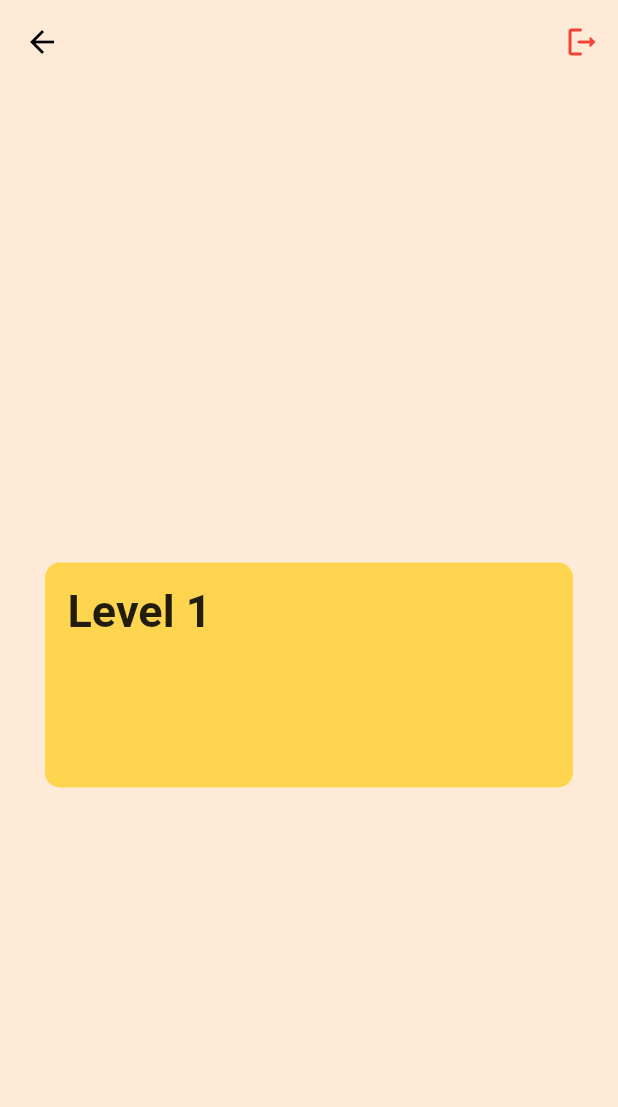
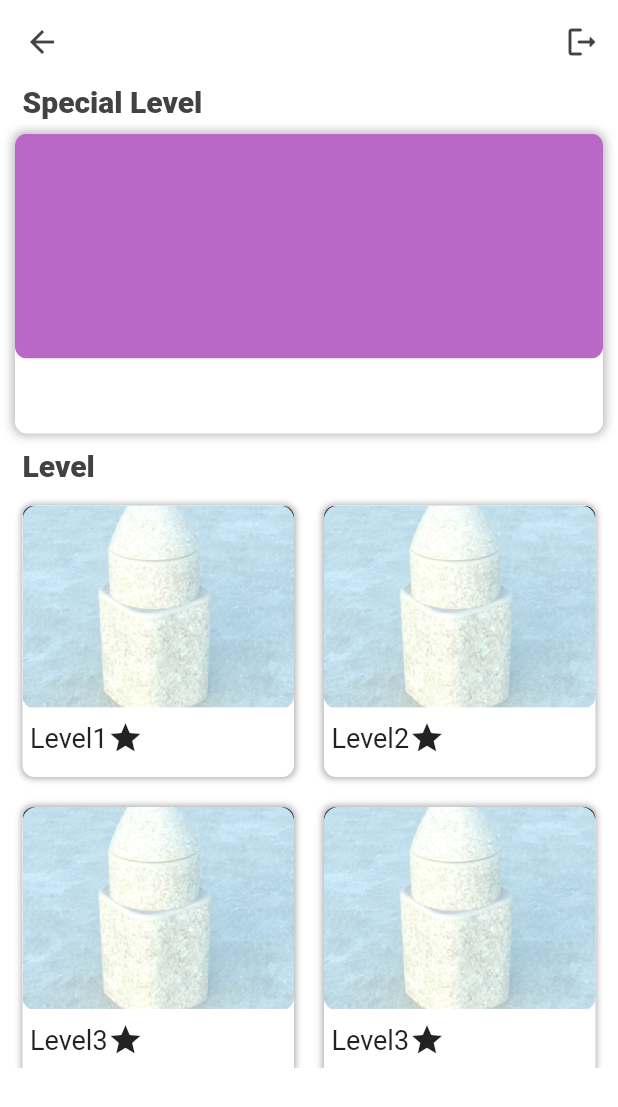
Before and after one commit to Seokjun7074/SandUp, a Flutter app: the ObjectList screen opened by its route, on a phone screen of 412 x 824 dp. Shown: the top 1107 px of the screen. Run offline on Flutter 3.47's test engine with Material 2 defaults, Android fonts, the phone set to English and light mode, and no system bars; our stand-ins replace camera, cloud_firestore, firebase_auth, firebase_core, flutter_rating_bar, flutter_svg and 1 more; missing offline and left inert: flutter_cube, tflite; accounts and stored records are empty; network calls fail.

Commit message:
redesign_gridview

```diff
--- a/analysis_options.yaml
+++ b/analysis_options.yaml
@@ -7,7 +7,7 @@
 
 # The following line activates a set of recommended lints for Flutter apps,
 # packages, and plugins designed to encourage good coding practices.
-include: package:flutter_lints/flutter.yaml
+# include: package:flutter_lints/flutter.yaml
 
 linter:
   # The lint rules applied to this project can be customized in the
@@ -24,6 +24,5 @@ linter:
   rules:
     # avoid_print: false  # Uncomment to disable the `avoid_print` rule
     # prefer_single_quotes: true  # Uncomment to enable the `prefer_single_quotes` rule
-
 # Additional information about this file can be found at
 # https://dart.dev/guides/language/analysis-options
--- a/lib/home.dart
+++ b/lib/home.dart
@@ -9,7 +9,8 @@ class Home extends StatelessWidget {
   @override
   Widget build(BuildContext context) {
     return Scaffold(
-      backgroundColor: Color(0xFFffead7),
+      // backgroundColor: Color(0xFFffead7),
+      backgroundColor: Color(0xFFffffff),
       body: SizedBox(
         width: MediaQuery.of(context).size.width,
         // color: Color(0xFFffead7),
--- a/lib/main.dart
+++ b/lib/main.dart
@@ -33,8 +33,8 @@ class MyApp extends StatelessWidget {
     return MaterialApp(
       title: 'Sand UP',
       theme: ThemeData(
-        primarySwatch: Colors.amber,
-      ),
+          // primaryColor: Colors.white,
+          ),
       initialRoute: "/",
       //라우터는 여기에
       routes: {
--- a/lib/signup.dart
+++ b/lib/signup.dart
@@ -139,7 +139,7 @@ class _LoginSignupScreenState extends State<LoginSignupScreen> {
                                     key: ValueKey(1),
                                     validator: (value) {
                                       if (value!.isEmpty || value.length < 4) {
-                                        return 'Please enter at least 4 characters';
+                                        return '4글자 이상 입력해주세요.';
                                       }
                                       return null;
                                     },
@@ -186,7 +186,7 @@ class _LoginSignupScreenState extends State<LoginSignupScreen> {
                                     validator: (value) {
                                       if (value!.isEmpty ||
                                           !value.contains('@')) {
-                                        return 'Please enter a valid email address.';
+                                        return '이메일 형식이 아닙니다.';
                                       }
                                       return null;
                                     },
@@ -232,7 +232,7 @@ class _LoginSignupScreenState extends State<LoginSignupScreen> {
                                     key: ValueKey(3),
                                     validator: (value) {
                                       if (value!.isEmpty || value.length < 6) {
-                                        return 'Password must be at least 7 characters long.';
+                                        return '7글자 이상 입력해주세요.';
                                       }
                                       return null;
                                     },
@@ -287,7 +287,7 @@ class _LoginSignupScreenState extends State<LoginSignupScreen> {
                                     validator: (value) {
                                       if (value!.isEmpty ||
                                           !value.contains('@')) {
-                                        return 'Please enter a valid email address.';
+                                        return '이메일 형식이 아닙니다.';
                                       }
                                       return null;
                                     },
@@ -333,7 +333,7 @@ class _LoginSignupScreenState extends State<LoginSignupScreen> {
                                     key: ValueKey(5),
                                     validator: (value) {
                                       if (value!.isEmpty || value.length < 6) {
-                                        return 'Password must be at least 7 characters long.';
+                                        return '7글자 이상 입력해주세요.';
                                       }
                                       return null;
                                     },
@@ -455,6 +455,9 @@ class _LoginSignupScreenState extends State<LoginSignupScreen> {
                           }
                         } catch (e) {
                           print(e);
+                          setState(() {
+                            showSpinner = false;
+                          });
                         }
                       }
                     },
--- a/lib/widgets/list.dart
+++ b/lib/widgets/list.dart
@@ -1,9 +1,10 @@
 import 'package:flutter/material.dart';
+import 'package:flutter/rendering.dart';
+import 'listcontent.dart';
 import 'objects.dart';
 import 'dart:async';
-import 'package:flutter/material.dart';
 import 'package:camera/camera.dart';
-
+import 'package:flutter_rating_bar/flutter_rating_bar.dart';
 import 'package:firebase_auth/firebase_auth.dart';
 
 List<CameraDescription>? cameras;
@@ -40,11 +41,12 @@ class _ObjectListState extends State<ObjectList> {
   @override
   Widget build(BuildContext context) {
     return Scaffold(
-      backgroundColor: Color(0xFFffead7),
+      backgroundColor: Color(0xFFFFFFFF),
       appBar: AppBar(
         elevation: 0,
         centerTitle: true,
-        backgroundColor: const Color(0xFFffead7),
+        backgroundColor: Color(0xFFFFFFFF),
+        iconTheme: IconThemeData(color: Colors.grey[800]),
         actions: [
           IconButton(
               onPressed: () {
@@ -53,49 +55,106 @@ class _ObjectListState extends State<ObjectList> {
               },
               icon: Icon(
                 Icons.logout_rounded,
-                color: Colors.red,
+                color: Colors.grey[800],
               ))
         ],
       ),
-      body: SizedBox(
+      body: SingleChildScrollView(
+        child: Column(
+          children: [
+            SizedBox(
               width: MediaQuery.of(context).size.width,
-        height: MediaQuery.of(context).size.height,
               child: Padding(
-          padding: const EdgeInsets.fromLTRB(20, 20, 20, 0),
-          child: Column(
-            mainAxisSize: MainAxisSize.max,
-            mainAxisAlignment: MainAxisAlignment.center,
-            crossAxisAlignment: CrossAxisAlignment.start,
-            children: [
-              //레벨 선택 박스
-              Padding(
-                padding: const EdgeInsets.all(10.0),
-                child: GestureDetector(
-                  onTap: () {
-                    Navigator.pushNamed(context, "/objects");
-                  },
-                  child: Container(
-                    width: MediaQuery.of(context).size.width,
-                    height: 150, //나중에 변경할듯
-                    decoration: BoxDecoration(
-                        borderRadius: BorderRadius.circular(10),
-                        color: Colors.amber[300]),
-                    child: const Padding(
-                      padding: EdgeInsets.all(15),
+                padding: const EdgeInsets.fromLTRB(15, 0, 0, 0),
                 child: Text(
-                        'Level 1',
-                        textAlign: TextAlign.start,
+                  "Special Level",
                   style: TextStyle(
-                            fontSize: 30, fontWeight: FontWeight.bold),
+                      color: Colors.grey[800],
+                      fontSize: 20,
+                      fontWeight: FontWeight.w900),
                 ),
               ),
+            ),
+            Padding(
+              padding: const EdgeInsets.fromLTRB(10, 10, 10, 10),
+              child: Container(
+                decoration: BoxDecoration(
+                  color: Colors.white,
+                  // border: Border.all(width: 1),
+                  borderRadius: BorderRadius.circular(8),
+                  boxShadow: [
+                    BoxShadow(
+                        color: Colors.black.withOpacity(0.3),
+                        blurRadius: 5,
+                        spreadRadius: 1),
+                  ],
+                ),
+                height: 200,
+                width: MediaQuery.of(context).size.width,
+                child: Column(
+                  children: [
+                    ClipRRect(
+                      borderRadius: BorderRadius.circular(8),
+                      child: Container(
+                        height: 150,
+                        color: Colors.purple[300],
+                      ),
+                    )
+                  ],
+                ),
+              ),
+            ),
+            SizedBox(
+              width: MediaQuery.of(context).size.width,
+              child: Padding(
+                padding: const EdgeInsets.fromLTRB(15, 0, 0, 0),
+                child: Text(
+                  "Level",
+                  style: TextStyle(
+                      color: Colors.grey[800],
+                      fontSize: 20,
+                      fontWeight: FontWeight.w900),
+                ),
+              ),
+            ),
+            Padding(
+              padding: const EdgeInsets.fromLTRB(10, 10, 10, 0),
+              child: SizedBox(
+                height: 380,
+                child: GridView(
+                  gridDelegate: SliverGridDelegateWithFixedCrossAxisCount(
+                    crossAxisCount: 2,
+                    mainAxisSpacing: 10,
+                    crossAxisSpacing: 10,
+                  ),
+                  children: [
+                    ListContent(
+                      level: "1",
+                      image: Image.asset("assets/capture/test_img.png"),
+                    ),
+                    ListContent(
+                      level: "2",
+                      image: Image.asset("assets/capture/test_img.png"),
+                    ),
+                    ListContent(
+                      level: "3",
+                      image: Image.asset("assets/capture/test_img.png"),
+                    ),
+                    ListContent(
+                      level: "3",
+                      image: Image.asset("assets/capture/test_img.png"),
+                    ),
+                    ListContent(
+                      level: "3",
+                      image: Image.asset("assets/capture/test_img.png"),
+                    ),
+                  ],
                 ),
               ),
             ),
           ],
         ),
       ),
-      ),
     );
   }
 }
--- /dev/null
+++ b/lib/widgets/listcontent.dart
@@ -0,0 +1,62 @@
+import 'package:flutter/material.dart';
+
+class ListContent extends StatelessWidget {
+  ListContent({Key? key, required this.level, required this.image})
+      : super(key: key);
+
+  // ListContent({required this.level, required this.image});
+  String level = "0";
+  Widget image = Image.asset("assets/capture/test_img.png");
+
+  @override
+  Widget build(BuildContext context) {
+    return Padding(
+      padding: const EdgeInsets.all(5),
+      child: Container(
+        height: 170,
+        decoration: BoxDecoration(
+          color: Colors.white,
+          borderRadius: BorderRadius.circular(8),
+          boxShadow: [
+            BoxShadow(
+                color: Colors.black.withOpacity(0.3),
+                blurRadius: 3,
+                spreadRadius: 1),
+          ],
+        ),
+        child: Column(
+          children: [
+            ClipRRect(
+              borderRadius: BorderRadius.circular(8),
+              child: Image.asset("assets/capture/test_img.png"),
+            ),
+            Padding(
+              padding: const EdgeInsets.fromLTRB(5, 8, 5, 5),
+              child: Row(
+                children: [
+                  Text(
+                    "Level" + level,
+                    textAlign: TextAlign.start,
+                    style: TextStyle(
+                      fontSize: 18,
+                    ),
+                  ),
+                  Icon(Icons.star),
+                  // RatingBar.builder(
+                  //   itemBuilder: (context, _) => Icon(
+                  //     Icons.star,
+                  //     color: Colors.red,
+                  //   ),
+                  //   onRatingUpdate: (rating) {
+                  //     print(rating);
+                  //   },
+                  // ),
+                ],
+              ),
+            ),
+          ],
+        ),
+      ),
+    );
+  }
+}
--- a/pubspec.yaml
+++ b/pubspec.yaml
@@ -18,6 +18,7 @@ dependencies:
   firebase_core: ^1.12.0
   firebase_auth: ^3.3.6
   modal_progress_hud_nsn: ^0.1.0-nullsafety-1
+  flutter_rating_bar: ^4.0.0
 
 dev_dependencies:
   flutter_test:
@@ -34,3 +35,4 @@ flutter:
     - assets/images/
     - assets/model/
     - assets/cube/
+    - assets/capture/
```
Also changed, not shown: assets/capture/test_img.png (added), pubspec.lock, 1 other file. Lines whose indentation alone changed are shown as unchanged.
